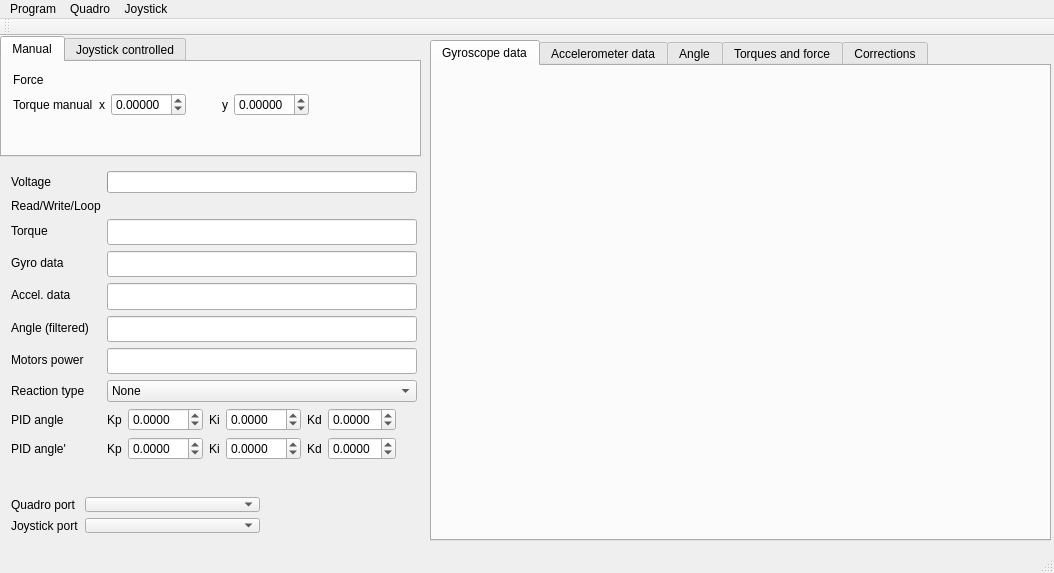
Before: the Qt Designer form control/qt/quadro.ui in it-workshop/Quadrocopter, drawn with Qt 5.
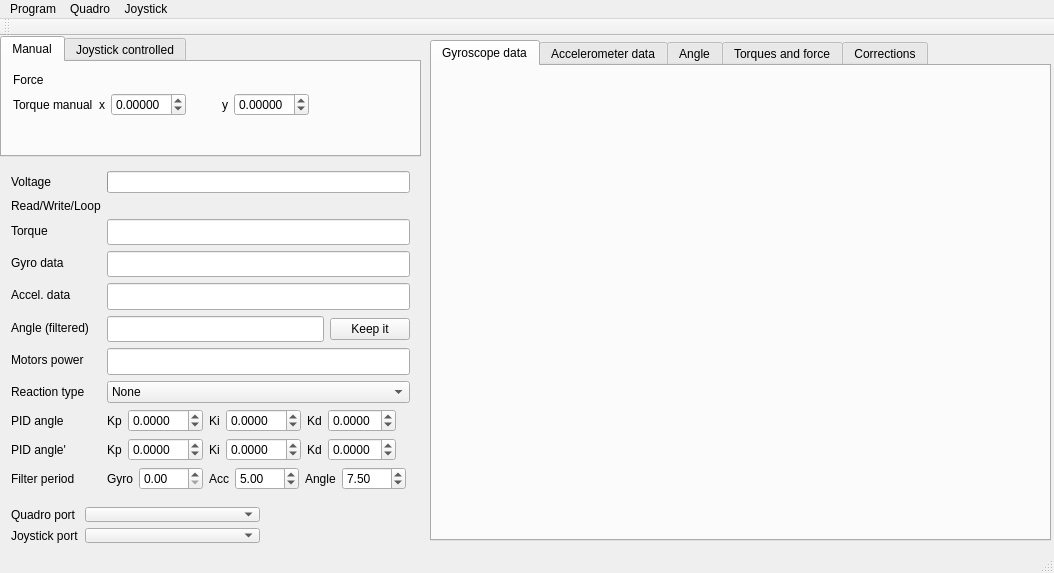
After: the same form once the commit is applied. Custom widgets are drawn as their Qt base class.

Commit message: Filter periods in GUI; LowPassFilter, ComplementaryFilter sketches

The edit to the form file:
```diff
--- a/control/qt/quadro.ui
+++ b/control/qt/quadro.ui
@@ -51,7 +51,7 @@
     <property name="geometry">
      <rect>
       <x>0</x>
-      <y>450</y>
+      <y>460</y>
       <width>271</width>
       <height>58</height>
      </rect>
@@ -313,8 +313,8 @@
      <rect>
       <x>0</x>
       <y>124</y>
-      <width>428</width>
-      <height>311</height>
+      <width>421</width>
+      <height>341</height>
      </rect>
     </property>
     <layout class="QFormLayout" name="formLayout_2">
@@ -414,14 +414,25 @@
       </widget>
      </item>
      <item row="6" column="1">
-      <widget class="QLineEdit" name="angle">
-       <property name="font">
-        <font>
-         <family>Terminus</family>
-         <pointsize>12</pointsize>
-        </font>
-       </property>
-      </widget>
+      <layout class="QHBoxLayout" name="horizontalLayout_5">
+       <item>
+        <widget class="QLineEdit" name="angle">
+         <property name="font">
+          <font>
+           <family>Terminus</family>
+           <pointsize>12</pointsize>
+          </font>
+         </property>
+        </widget>
+       </item>
+       <item>
+        <widget class="QPushButton" name="setAngle">
+         <property name="text">
+          <string>Keep it</string>
+         </property>
+        </widget>
+       </item>
+      </layout>
      </item>
      <item row="7" column="0">
       <widget class="QLabel" name="label_motors">
@@ -739,6 +750,152 @@
        </item>
       </layout>
      </item>
+     <item row="11" column="0">
+      <widget class="QLabel" name="label_filter">
+       <property name="text">
+        <string>Filter period</string>
+       </property>
+      </widget>
+     </item>
+     <item row="11" column="1">
+      <layout class="QHBoxLayout" name="horizontalLayout_6">
+       <property name="sizeConstraint">
+        <enum>QLayout::SetMinimumSize</enum>
+       </property>
+       <item>
+        <widget class="QLabel" name="labe_gyroscope_period">
+         <property name="sizePolicy">
+          <sizepolicy hsizetype="Fixed" vsizetype="Preferred">
+           <horstretch>0</horstretch>
+           <verstretch>0</verstretch>
+          </sizepolicy>
+         </property>
+         <property name="text">
+          <string>Gyro</string>
+         </property>
+        </widget>
+       </item>
+       <item>
+        <widget class="QDoubleSpinBox" name="gyroscope_period">
+         <property name="sizePolicy">
+          <sizepolicy hsizetype="Fixed" vsizetype="Fixed">
+           <horstretch>0</horstretch>
+           <verstretch>0</verstretch>
+          </sizepolicy>
+         </property>
+         <property name="frame">
+          <bool>true</bool>
+         </property>
+         <property name="suffix">
+          <string/>
+         </property>
+         <property name="decimals">
+          <number>2</number>
+         </property>
+         <property name="minimum">
+          <double>0.000000000000000</double>
+         </property>
+         <property name="maximum">
+          <double>100.000000000000000</double>
+         </property>
+         <property name="singleStep">
+          <double>0.500000000000000</double>
+         </property>
+         <property name="value">
+          <double>0.000000000000000</double>
+         </property>
+        </widget>
+       </item>
+       <item>
+        <widget class="QLabel" name="label_accel_period">
+         <property name="sizePolicy">
+          <sizepolicy hsizetype="Fixed" vsizetype="Preferred">
+           <horstretch>0</horstretch>
+           <verstretch>0</verstretch>
+          </sizepolicy>
+         </property>
+         <property name="text">
+          <string>Acc</string>
+         </property>
+        </widget>
+       </item>
+       <item>
+        <widget class="QDoubleSpinBox" name="accel_period">
+         <property name="sizePolicy">
+          <sizepolicy hsizetype="Fixed" vsizetype="Fixed">
+           <horstretch>0</horstretch>
+           <verstretch>0</verstretch>
+          </sizepolicy>
+         </property>
+         <property name="frame">
+          <bool>true</bool>
+         </property>
+         <property name="suffix">
+          <string/>
+         </property>
+         <property name="decimals">
+          <number>2</number>
+         </property>
+         <property name="minimum">
+          <double>0.000000000000000</double>
+         </property>
+         <property name="maximum">
+          <double>100.000000000000000</double>
+         </property>
+         <property name="singleStep">
+          <double>0.500000000000000</double>
+         </property>
+         <property name="value">
+          <double>5.000000000000000</double>
+         </property>
+        </widget>
+       </item>
+       <item>
+        <widget class="QLabel" name="label_angle_period">
+         <property name="sizePolicy">
+          <sizepolicy hsizetype="Fixed" vsizetype="Preferred">
+           <horstretch>0</horstretch>
+           <verstretch>0</verstretch>
+          </sizepolicy>
+         </property>
+         <property name="text">
+          <string>Angle</string>
+         </property>
+        </widget>
+       </item>
+       <item>
+        <widget class="QDoubleSpinBox" name="angle_period">
+         <property name="sizePolicy">
+          <sizepolicy hsizetype="Fixed" vsizetype="Fixed">
+           <horstretch>0</horstretch>
+           <verstretch>0</verstretch>
+          </sizepolicy>
+         </property>
+         <property name="frame">
+          <bool>true</bool>
+         </property>
+         <property name="suffix">
+          <string/>
+         </property>
+         <property name="decimals">
+          <number>2</number>
+         </property>
+         <property name="minimum">
+          <double>0.000000000000000</double>
+         </property>
+         <property name="maximum">
+          <double>100.000000000000000</double>
+         </property>
+         <property name="singleStep">
+          <double>0.500000000000000</double>
+         </property>
+         <property name="value">
+          <double>7.500000000000000</double>
+         </property>
+        </widget>
+       </item>
+      </layout>
+     </item>
     </layout>
    </widget>
    <widget class="QTabWidget" name="tabwidgetplot">
```
The commit also changes 13 other files.
